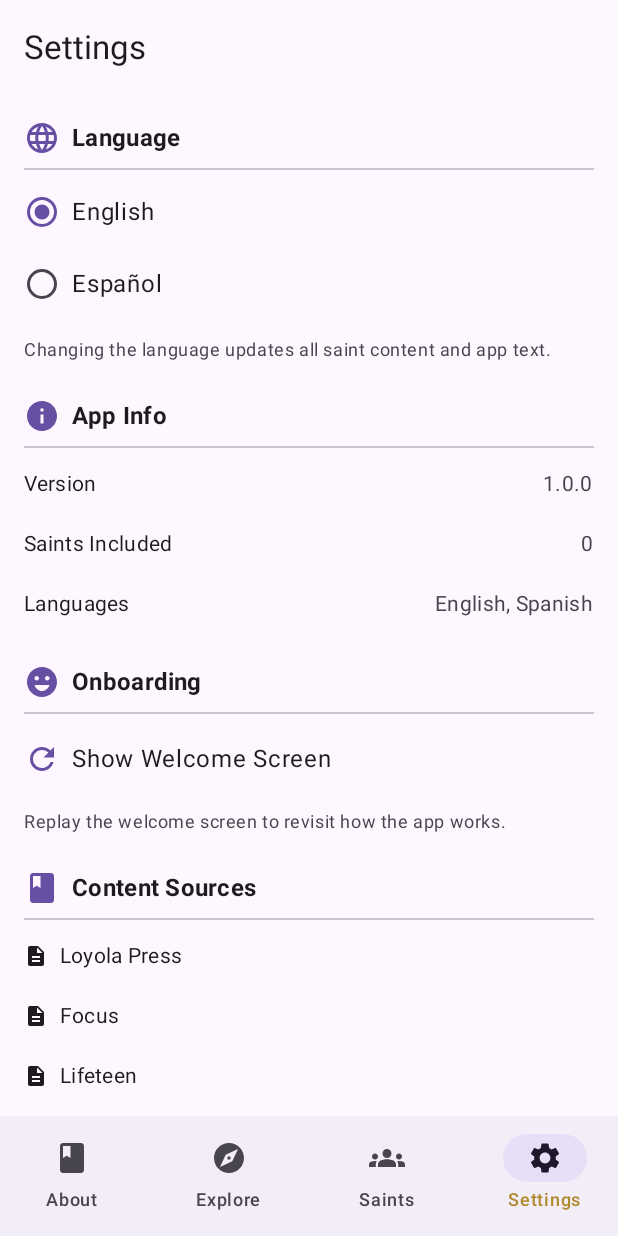
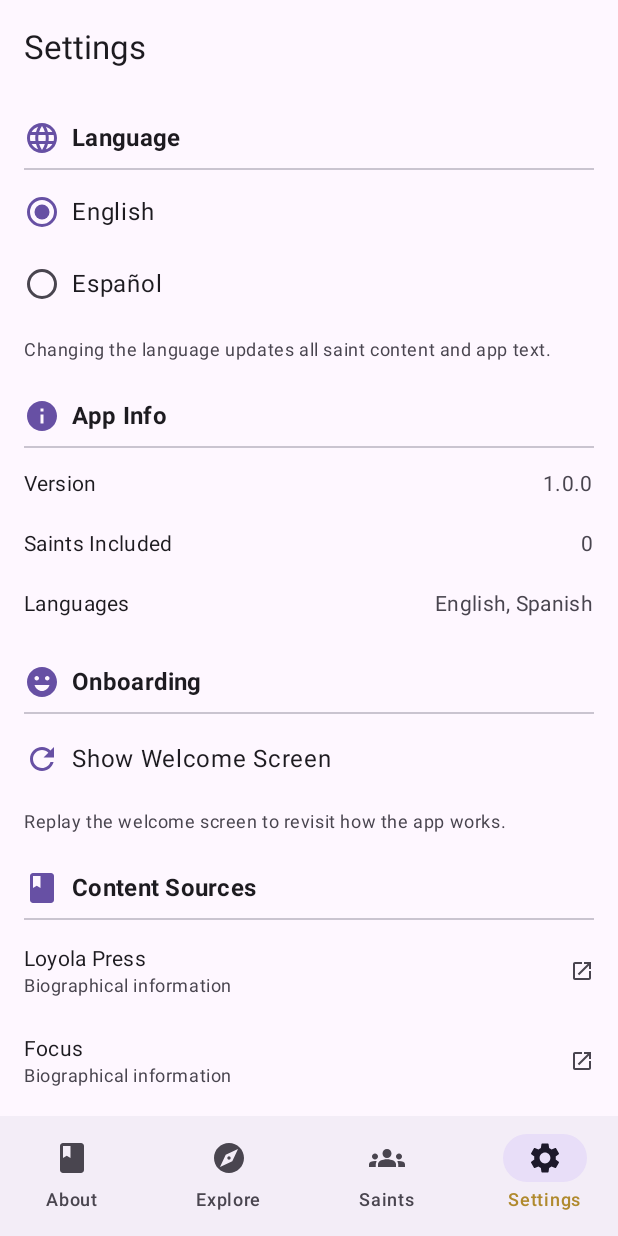
Before and after one commit to yortch/confirmation-saints, an Android app built with Jetpack Compose: the SettingsScreen screen opened through its navigation route, on a phone screen of 412 x 824 dp. Run offline under Robolectric (Android 15) with nearby library versions, the phone set to English and light mode, and no system bars; our stand-ins replace Dagger/Hilt's generated code.

Commit message:
Android Settings: add Wikipedia/Wikimedia as tappable sources
- Add Wikipedia and Wikimedia Commons to Content Sources section
- Make all source entries tappable with external link icons
- Add localized strings for source names and descriptions
- Use LocalUriHandler.openUri() for opening URLs in system browser
- Add SourceRow composable with name, description, and external link icon
- Update saint count test assertion from 79 to 81 saints

Co-authored-by: Copilot <223556219+Copilot@users.noreply.github.com>

```diff
--- a/android/app/src/main/java/com/yortch/confirmationsaints/localization/AppStrings.kt
+++ b/android/app/src/main/java/com/yortch/confirmationsaints/localization/AppStrings.kt
@@ -116,6 +116,12 @@ object AppStrings {
         "Contact Us" to "Contáctanos",
         "Support & Legal" to "Soporte y Legal",
         "Open link" to "Abrir enlace",
+
+        // Content source names & descriptions
+        "Wikipedia" to "Wikipedia",
+        "Wikimedia Commons" to "Wikimedia Commons",
+        "Biographical information" to "Información biográfica",
+        "Public domain images" to "Imágenes de dominio público",
     )
 
     private val translations: Map<String, Map<String, String>> = mapOf(
--- a/android/app/src/main/java/com/yortch/confirmationsaints/ui/screens/settings/SettingsScreen.kt
+++ b/android/app/src/main/java/com/yortch/confirmationsaints/ui/screens/settings/SettingsScreen.kt
@@ -16,7 +16,6 @@ import androidx.compose.foundation.selection.selectableGroup
 import androidx.compose.material.icons.Icons
 import androidx.compose.material.icons.filled.Book
 import androidx.compose.material.icons.filled.ContactMail
-import androidx.compose.material.icons.filled.Description
 import androidx.compose.material.icons.filled.EmojiEmotions
 import androidx.compose.material.icons.filled.HelpOutline
 import androidx.compose.material.icons.filled.Info
@@ -132,18 +131,23 @@ fun SettingsScreen(
         item {
             Section(icon = Icons.Default.Book, title = AppStrings.localized("Content Sources", language)) {
                 val sources = listOf(
-                    "Loyola Press", "Focus", "Lifeteen", "Ascension Press",
-                    "Hallow", "Catholic Encyclopedia", "Franciscan Media",
+                    ContentSource("Loyola Press", "https://www.loyolapress.com/", "Biographical information"),
+                    ContentSource("Focus", "https://www.focus.org/", "Biographical information"),
+                    ContentSource("Lifeteen", "https://lifeteen.com/", "Biographical information"),
+                    ContentSource("Ascension Press", "https://ascensionpress.com/", "Biographical information"),
+                    ContentSource("Hallow", "https://hallow.com/", "Biographical information"),
+                    ContentSource("Catholic Encyclopedia", "https://www.newadvent.org/cathen/", "Biographical information"),
+                    ContentSource("Franciscan Media", "https://www.franciscanmedia.org/", "Biographical information"),
+                    ContentSource("Wikipedia", "https://en.wikipedia.org/", "Biographical information"),
+                    ContentSource("Wikimedia Commons", "https://commons.wikimedia.org/", "Public domain images"),
                 )
                 sources.forEach { source ->
-                    Row(
-                        Modifier.fillMaxWidth().padding(vertical = 6.dp),
-                        verticalAlignment = Alignment.CenterVertically,
-                    ) {
-                        Icon(Icons.Default.Description, contentDescription = null, modifier = Modifier.size(16.dp))
-                        Spacer(Modifier.size(8.dp))
-                        Text(source, style = MaterialTheme.typography.bodyMedium)
-                    }
+                    SourceRow(
+                        name = source.name,
+                        description = AppStrings.localized(source.description, language),
+                        url = source.url,
+                        onClick = { uri.openUri(source.url) },
+                    )
                 }
                 Text(
                     AppStrings.localized(
@@ -248,3 +252,35 @@ private fun LinkRow(icon: ImageVector, label: String, onClick: () -> Unit) {
         Icon(Icons.Default.OpenInNew, contentDescription = null, modifier = Modifier.size(16.dp))
     }
 }
+
+@Composable
+private fun SourceRow(name: String, description: String, url: String, onClick: () -> Unit) {
+    Row(
+        Modifier
+            .fillMaxWidth()
+            .clickable(onClick = onClick)
+            .padding(vertical = 8.dp),
+        verticalAlignment = Alignment.CenterVertically,
+    ) {
+        Column(modifier = Modifier.weight(1f)) {
+            Text(name, style = MaterialTheme.typography.bodyMedium)
+            Text(
+                description,
+                style = MaterialTheme.typography.bodySmall,
+                color = MaterialTheme.colorScheme.onSurfaceVariant,
+            )
+        }
+        Icon(
+            Icons.Default.OpenInNew,
+            contentDescription = "Open $name in browser",
+            modifier = Modifier.size(16.dp),
+            tint = MaterialTheme.colorScheme.onSurfaceVariant,
+        )
+    }
+}
+
+private data class ContentSource(
+    val name: String,
+    val url: String,
+    val description: String,
+)
```
Also changed, not shown: 1 other file.
